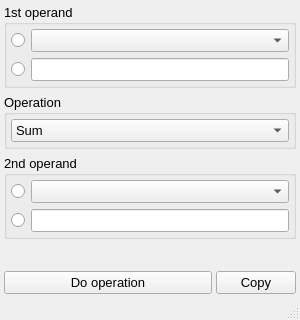
This is plugins/Math_operations/Math_operations.ui in NeutrinoToolkit/Neutrino as Qt 5 draws it before an edit. The edited form follows.
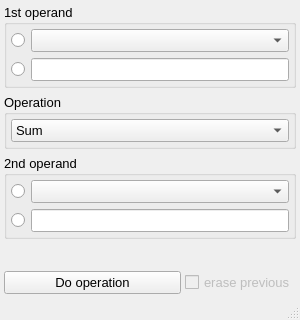
This is the edited form.

The edit to the form file:
```diff
--- a/plugins/Math_operations/Math_operations.ui
+++ b/plugins/Math_operations/Math_operations.ui
@@ -397,18 +397,6 @@
       </layout>
      </widget>
     </item>
-    <item row="5" column="1">
-     <widget class="QPushButton" name="copyButton">
-      <property name="font">
-       <font>
-        <pointsize>10</pointsize>
-       </font>
-      </property>
-      <property name="text">
-       <string>Copy</string>
-      </property>
-     </widget>
-    </item>
     <item row="5" column="0">
      <widget class="QPushButton" name="calculate">
       <property name="font">
@@ -434,6 +422,24 @@
       </property>
      </spacer>
     </item>
+    <item row="5" column="1">
+     <widget class="QCheckBox" name="erasePrevious">
+      <property name="enabled">
+       <bool>false</bool>
+      </property>
+      <property name="font">
+       <font>
+        <pointsize>10</pointsize>
+       </font>
+      </property>
+      <property name="text">
+       <string>erase previous</string>
+      </property>
+      <property name="neutrinoSave" stdset="0">
+       <bool>true</bool>
+      </property>
+     </widget>
+    </item>
    </layout>
   </widget>
   <widget class="QStatusBar" name="statusbar">
```
